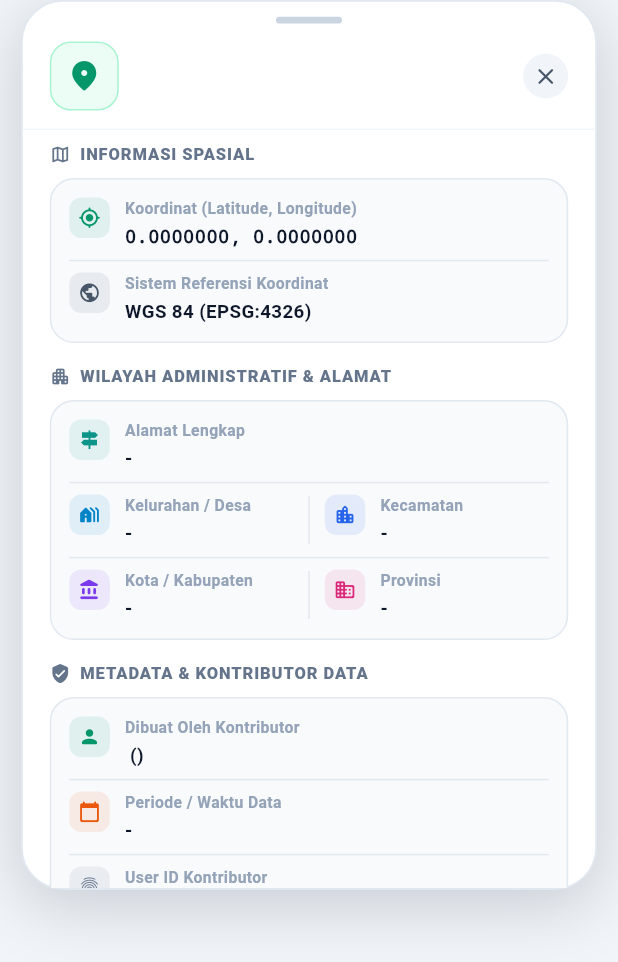
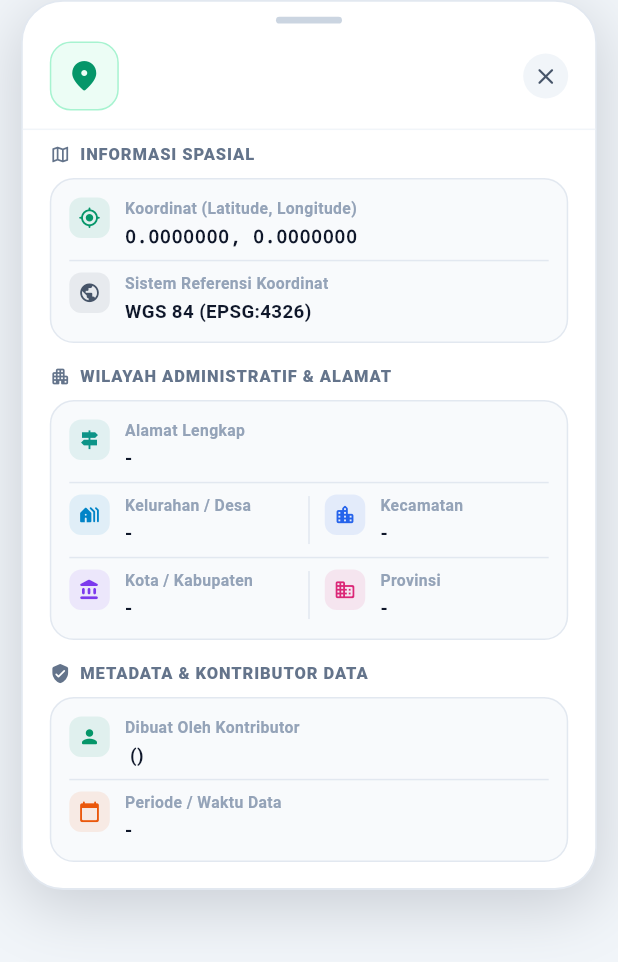
Before and after one commit to muhammadfadhilatulhajj/Geo_mapid_apps, a Flutter app: the FeatureDetailSheet widget shown alone on an empty page, opened directly with empty values, scrolled down 70 dp, on a phone screen of 412 x 824 dp. Shown: the top 962 px of the screen. Run offline on Flutter 3.47's test engine with Material 3 defaults, Android fonts, the phone set to English and light mode, and no system bars; our stand-ins replace dartz, dio, equatable, flutter_bloc, flutter_dotenv, geolocator and 1 more; missing offline and left inert: maplibre_gl; network calls fail.

Commit message:
refactor(ui): remove contributor user id from detail popup

```diff
--- a/lib/features/map_viewer/presentation/widgets/feature_detail_sheet.dart
+++ b/lib/features/map_viewer/presentation/widgets/feature_detail_sheet.dart
@@ -297,14 +297,6 @@ class FeatureDetailSheet extends StatelessWidget {
                           value: feature.period,
                           color: const Color(0xFFEA580C),
                         ),
-                        const Divider(color: Color(0xFFE2E8F0), height: 16),
-                        _buildFieldRow(
-                          icon: Icons.fingerprint_rounded,
-                          label: 'User ID Kontributor',
-                          value: feature.contributorId,
-                          color: const Color(0xFF64748B),
-                          isMonospace: true,
-                        ),
                       ],
                     ),
                   ),
```
